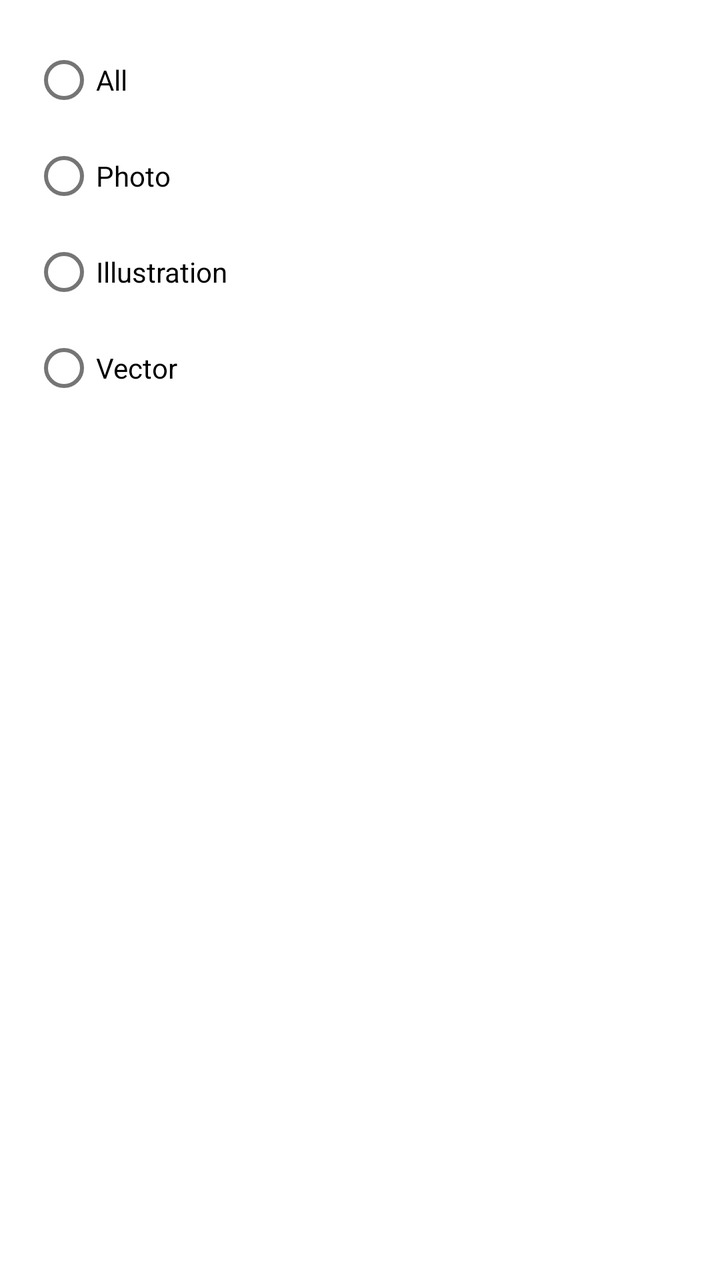
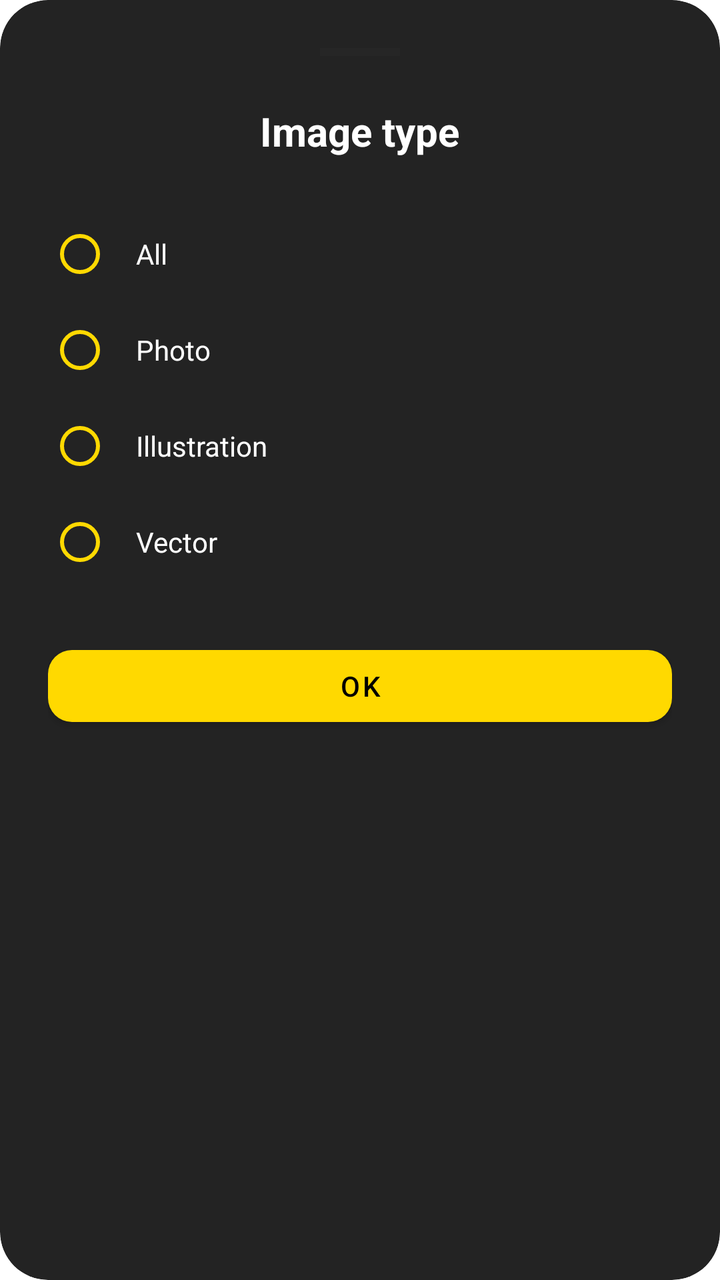

Two renders of the same Android screen: before a commit and after it. Below are the layout's source before the change and the commit's diff.
<!-- AndroidManifest.xml: application theme Theme.Wally -->
<!-- res/layout/fragment_dialog_image_type.xml -->
<?xml version="1.0" encoding="utf-8"?>
<androidx.appcompat.widget.LinearLayoutCompat
    xmlns:android="http://schemas.android.com/apk/res/android" android:layout_width="match_parent"
    android:layout_height="match_parent"
    android:orientation="vertical"
    android:padding="16dp">

    <RadioGroup
        android:id="@+id/image_type_radio_group"
        android:layout_width="match_parent"
        android:layout_height="match_parent">

        <RadioButton
            android:id="@+id/image_type_all"
            android:layout_width="match_parent"
            android:layout_height="wrap_content"
            android:text="All"/>

        <RadioButton
            android:id="@+id/image_type_photo"
            android:layout_width="match_parent"
            android:layout_height="wrap_content"
            android:text="Photo"/>

        <RadioButton
            android:id="@+id/image_type_illustration"
            android:layout_width="match_parent"
            android:layout_height="wrap_content"
            android:text="Illustration"/>

        <RadioButton
            android:id="@+id/image_type_vector"
            android:layout_width="match_parent"
            android:layout_height="wrap_content"
            android:text="Vector"/>

    </RadioGroup>

</androidx.appcompat.widget.LinearLayoutCompat>
<!-- resources referenced by this layout -->
<resources>
  <style name="Theme.Wally" parent="Theme.MaterialComponents.DayNight.NoActionBar">
          
          <item name="colorPrimary">@color/black_tint</item>
          <item name="colorPrimaryVariant">@color/black</item>
          <item name="colorOnPrimary">@color/white</item>
          
          <item name="colorSecondary">@color/golden</item>
          <item name="colorSecondaryVariant">@color/dark_golden</item>
          <item name="colorOnSecondary">@color/black</item>
          
          <item name="android:statusBarColor">@android:color/transparent</item>
          <item name="android:navigationBarColor">@android:color/transparent</item>
          
      </style>
  <color name="black_tint">#262626</color>
  <color name="black">#FF000000</color>
  <color name="white">#FFFFFFFF</color>
  <color name="golden">#ffd900</color>
  <color name="dark_golden">#fe7a00</color>
</resources>

<!-- the commit's change to res/layout/fragment_dialog_image_type.xml (unified diff, before → after) -->
@@ -1,39 +1,90 @@
 <?xml version="1.0" encoding="utf-8"?>
-<androidx.appcompat.widget.LinearLayoutCompat
-    xmlns:android="http://schemas.android.com/apk/res/android" android:layout_width="match_parent"
-    android:layout_height="match_parent"
-    android:orientation="vertical"
-    android:padding="16dp">
+<androidx.cardview.widget.CardView
+    xmlns:android="http://schemas.android.com/apk/res/android"
+    xmlns:app="http://schemas.android.com/apk/res-auto"
+    android:layout_width="match_parent"
+    android:layout_height="wrap_content"
+    app:cardCornerRadius="24dp"
+    app:cardElevation="0dp"
+    app:cardBackgroundColor="@color/settings_card_background"
+    android:layout_margin="16dp">
 
-    <RadioGroup
-        android:id="@+id/image_type_radio_group"
+    <LinearLayout
         android:layout_width="match_parent"
-        android:layout_height="match_parent">
+        android:layout_height="wrap_content"
+        android:orientation="vertical"
+        android:padding="24dp">
 
-        <RadioButton
-            android:id="@+id/image_type_all"
+        <View
+            android:layout_width="40dp"
+            android:layout_height="4dp"
+            android:layout_gravity="center_horizontal"
+            android:layout_marginBottom="24dp"
+            android:background="@color/black_tint" />
+
+        <TextView
+            android:layout_width="wrap_content"
+            android:layout_height="wrap_content"
+            android:text="@string/image_type"
+            android:textColor="@color/white"
+            android:textSize="20sp"
+            android:textStyle="bold"
+            android:layout_marginBottom="24dp"
+            android:layout_gravity="center_horizontal"/>
+
+        <RadioGroup
+            android:id="@+id/image_type_radio_group"
+            android:layout_width="match_parent"
+            android:layout_height="wrap_content">
+
+            <com.google.android.material.radiobutton.MaterialRadioButton
+                android:id="@+id/image_type_all"
+                android:layout_width="match_parent"
+                android:layout_height="wrap_content"
+                android:text="All"
+                android:textColor="@color/white"
+                app:buttonTint="@color/golden"
+                android:padding="12dp"/>
+
+            <com.google.android.material.radiobutton.MaterialRadioButton
+                android:id="@+id/image_type_photo"
+                android:layout_width="match_parent"
+                android:layout_height="wrap_content"
+                android:text="Photo"
+                android:textColor="@color/white"
+                app:buttonTint="@color/golden"
+                android:padding="12dp"/>
+
+            <com.google.android.material.radiobutton.MaterialRadioButton
+                android:id="@+id/image_type_illustration"
+                android:layout_width="match_parent"
+                android:layout_height="wrap_content"
+                android:text="Illustration"
+                android:textColor="@color/white"
+                app:buttonTint="@color/golden"
+                android:padding="12dp"/>
+
+            <com.google.android.material.radiobutton.MaterialRadioButton
+                android:id="@+id/image_type_vector"
+                android:layout_width="match_parent"
+                android:layout_height="wrap_content"
+                android:text="Vector"
+                android:textColor="@color/white"
+                app:buttonTint="@color/golden"
+                android:padding="12dp"/>
+
+        </RadioGroup>
+
+        <com.google.android.material.button.MaterialButton
+            android:id="@+id/btn_ok"
             android:layout_width="match_parent"
             android:layout_height="wrap_content"
-            android:text="All"/>
+            android:layout_marginTop="24dp"
+            android:text="@string/ok"
+            android:textColor="@color/black"
+            app:cornerRadius="12dp"
+            app:backgroundTint="@color/golden" />
 
-        <RadioButton
-            android:id="@+id/image_type_photo"
-            android:layout_width="match_parent"
-            android:layout_height="wrap_content"
-            android:text="Photo"/>
+    </LinearLayout>
 
-        <RadioButton
-            android:id="@+id/image_type_illustration"
-            android:layout_width="match_parent"
-            android:layout_height="wrap_content"
-            android:text="Illustration"/>
-
-        <RadioButton
-            android:id="@+id/image_type_vector"
-            android:layout_width="match_parent"
-            android:layout_height="wrap_content"
-            android:text="Vector"/>
-
-    </RadioGroup>
-
-</androidx.appcompat.widget.LinearLayoutCompat>
+</androidx.cardview.widget.CardView>
<!-- resource entries referenced after the edit -->
@@ -17,7 +17,10 @@
   <color name="black_tint">#262626</color>
   <color name="black">#FF000000</color>
   <color name="white">#FFFFFFFF</color>
+  <string name="image_type">Image type</string>
+  <string name="ok">OK</string>
   <color name="golden">#ffd900</color>
+  <color name="settings_card_background">#232323</color>
   <color name="dark_golden">#fe7a00</color>
 </resources>
 
